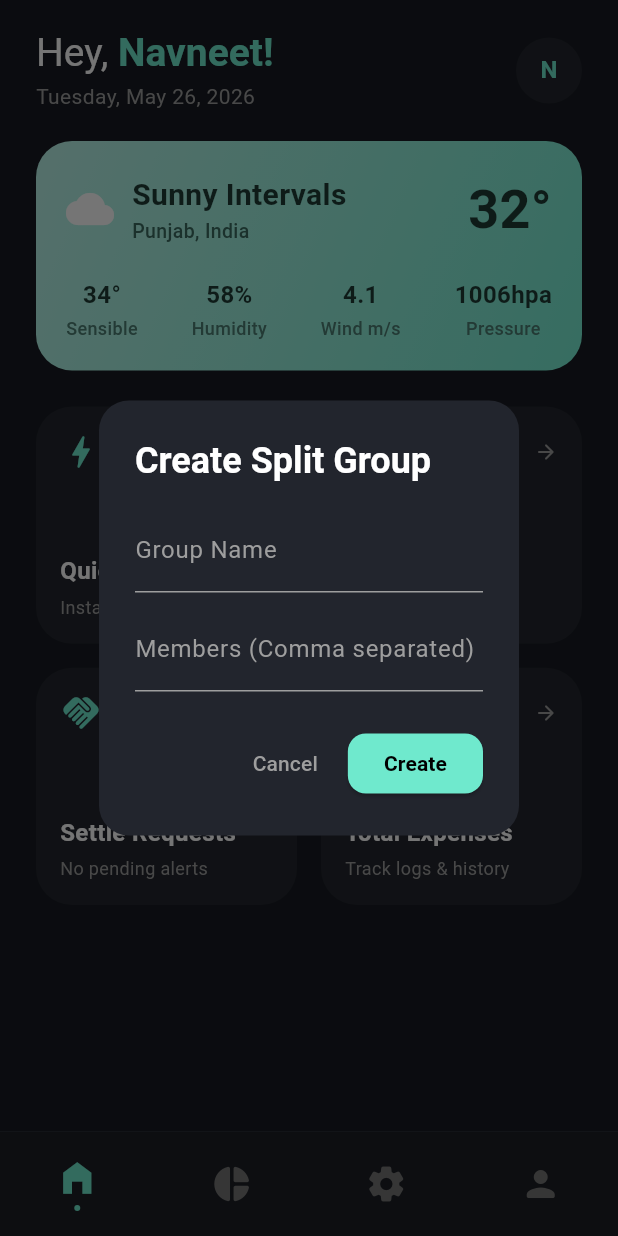
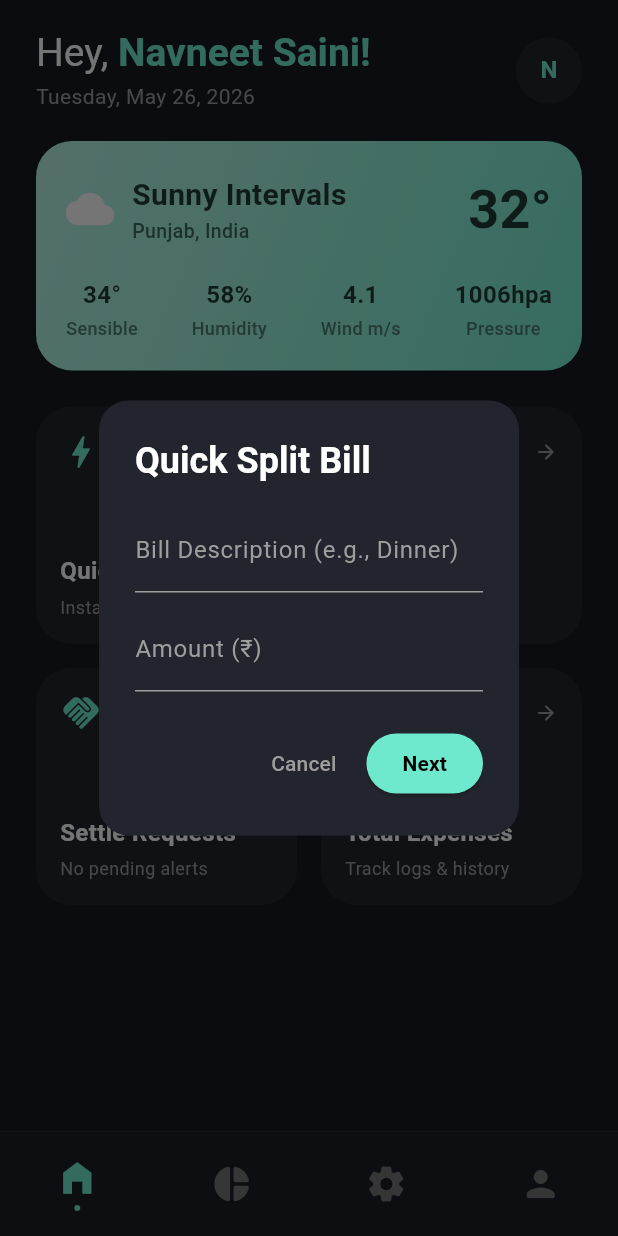
Before and after one commit to navneetsaini027/utilixa, a Flutter app: the DashboardView screen opened directly, after a tap on "Quick Split", on a phone screen of 412 x 824 dp. Run offline on Flutter 3.47's test engine with Material 3 defaults, Android fonts, the phone set to English and light mode, and no system bars; our stand-ins replace google_sign_in.

Commit message:
fix: Resolve GoogleSignIn null-safety casting bugs and complete full premium dark theme integration across all view screens

```diff
--- a/lib/views/dashboard_view.dart
+++ b/lib/views/dashboard_view.dart
@@ -15,8 +15,7 @@ class _DashboardViewState extends State<DashboardView> {
   final GoogleSignIn _googleSignIn = GoogleSignIn();
   int _currentTab = 0;
 
-  // Local state for profile details
-  String _userName = 'Navneet';
+  String _userName = 'Navneet Saini';
   String _userEmail = 'navneet@gmail.com';
   String? _userPhotoUrl;
   String _currentDate = '';
@@ -25,17 +24,21 @@ class _DashboardViewState extends State<DashboardView> {
   void initState() {
     super.initState();
     _currentDate = DateFormat('EEEE, MMM dd, yyyy').format(DateTime.now());
-    _loadUserData();
+    _syncGoogleAccount();
   }
 
-  // Real data fetch from existing Google Sign-In instance
-  void _loadUserData() {
-    final GoogleSignInAccount? account = _googleSignIn.currentUser;
-    if (account != null) {
+  // Pure Null-Safe execution using conditional member access directly
+  void _syncGoogleAccount() async {
+    GoogleSignInAccount? currentAccount = _googleSignIn.currentUser;
+    if (currentAccount == null) {
+      currentAccount = await _googleSignIn.signInSilently();
+    }
+
+    if (currentAccount != null) {
       setState(() {
-        _userName = account.displayName ?? 'Navneet';
-        _userEmail = account.email;
-        _userPhotoUrl = account.photoUrl;
+        _userName = currentAccount?.displayName ?? 'Navneet Saini';
+        _userEmail = currentAccount?.email ?? 'navneet@gmail.com';
+        _userPhotoUrl = currentAccount?.photoUrl;
       });
     }
   }
@@ -113,6 +116,97 @@ class _DashboardViewState extends State<DashboardView> {
     );
   }
 
+  void _showQuickSplitDialog() {
+    final amountController = TextEditingController();
+    final descController = TextEditingController();
+
+    showDialog(
+      context: context,
+      builder: (context) => AlertDialog(
+        backgroundColor: const Color(0xFF22252D),
+        shape: RoundedRectangleBorder(borderRadius: BorderRadius.circular(20)),
+        title: const Text('Quick Split Bill', style: TextStyle(color: Colors.white, fontWeight: FontWeight.bold)),
+        content: Column(
+          mainAxisSize: MainAxisSize.min,
+          children: [
+            TextField(
+              controller: descController,
+              style: const TextStyle(color: Colors.white),
+              decoration: const InputDecoration(
+                labelText: 'Bill Description (e.g., Dinner)',
+                labelStyle: TextStyle(color: Colors.grey),
+                enabledBorder: UnderlineInputBorder(borderSide: BorderSide(color: Colors.grey)),
+              ),
+            ),
+            const SizedBox(height: 10),
+            TextField(
+              controller: amountController,
+              keyboardType: TextInputType.number,
+              style: const TextStyle(color: Colors.white),
+              decoration: const InputDecoration(
+                labelText: 'Amount (₹)',
+                labelStyle: TextStyle(color: Colors.grey),
+                enabledBorder: UnderlineInputBorder(borderSide: BorderSide(color: Colors.grey)),
+              ),
+            ),
+          ],
+        ),
+        actions: [
+          TextButton(onPressed: () => Navigator.pop(context), child: const Text('Cancel', style: TextStyle(color: Colors.grey))),
+          ElevatedButton(
+            style: ElevatedButton.styleFrom(backgroundColor: const Color(0xFF6FE9CD)),
+            onPressed: () {
+              final amt = double.tryParse(amountController.text) ?? 0;
+              final desc = descController.text.trim();
+              if (amt > 0 && desc.isNotEmpty) {
+                Navigator.pop(context);
+                _showGroupSelectionForQuickSplit(desc, amt);
+              }
+            },
+            child: const Text('Next', style: TextStyle(color: Colors.black, fontWeight: FontWeight.bold)),
+          ),
+        ],
+      ),
+    );
+  }
+
+  void _showGroupSelectionForQuickSplit(String description, double amount) {
+    showDialog(
+      context: context,
+      builder: (context) => AlertDialog(
+        backgroundColor: const Color(0xFF22252D),
+        shape: RoundedRectangleBorder(borderRadius: BorderRadius.circular(20)),
+        title: const Text('Select Target Group', style: TextStyle(color: Colors.white, fontWeight: FontWeight.bold)),
+        content: SizedBox(
+          width: double.maxFinite,
+          child: ListView.builder(
+            shrinkWrap: true,
+            itemCount: SplitService.activeGroups.length,
+            itemBuilder: (context, index) {
+              final group = SplitService.activeGroups[index];
+              return ListTile(
+                leading: const Icon(Icons.group_rounded, color: Color(0xFF6FE9CD)),
+                title: Text(group.name, style: const TextStyle(color: Colors.white)),
+                onTap: () {
+                  setState(() {
+                    SplitService.addExpense(group.id, description, amount, 'You');
+                  });
+                  Navigator.pop(context);
+                  ScaffoldMessenger.of(context).showSnackBar(
+                    SnackBar(
+                      content: Text('₹$amount added to ${group.name} successfully!'),
+                      backgroundColor: const Color(0xFF1C1F26),
+                    ),
+                  );
+                },
+              );
+            },
+          ),
+        ),
+      ),
+    );
+  }
+
   @override
   Widget build(BuildContext context) {
     return Scaffold(
@@ -120,7 +214,6 @@ class _DashboardViewState extends State<DashboardView> {
       body: SafeArea(
         child: Column(
           children: [
-            // Top Custom Header (Real Name & Real Date)
             Padding(
               padding: const EdgeInsets.symmetric(horizontal: 24.0, vertical: 20.0),
               child: Row(
@@ -142,13 +235,9 @@ class _DashboardViewState extends State<DashboardView> {
                         ),
                       ),
                       const SizedBox(height: 4),
-                      Text(
-                        _currentDate,
-                        style: const TextStyle(color: Colors.grey, fontSize: 14),
-                      ),
+                      Text(_currentDate, style: const TextStyle(color: Colors.grey, fontSize: 14)),
                     ],
                   ),
-                  // User Profile Avatar on Top Right
                   CircleAvatar(
                     radius: 22,
                     backgroundColor: const Color(0xFF22252D),
@@ -158,8 +247,6 @@ class _DashboardViewState extends State<DashboardView> {
                 ],
               ),
             ),
-
-            // Tabs Layout Views Switcher
             Expanded(
               child: IndexedStack(
                 index: _currentTab,
@@ -167,14 +254,13 @@ class _DashboardViewState extends State<DashboardView> {
                   _buildHomeTab(),
                   _buildSplitwiseLedgerTab(),
                   _buildSettingsTab(),
-                  _buildAccountTab(_userName, _userEmail, _userPhotoUrl),
+                  _buildAccountTab(),
                 ],
               ),
             ),
           ],
         ),
       ),
-      // Bottom Navigation Bar
       bottomNavigationBar: Container(
         height: 70,
         decoration: const BoxDecoration(
@@ -194,13 +280,11 @@ class _DashboardViewState extends State<DashboardView> {
     );
   }
 
-  // --- TAB 1: REAL HOME DASHBOARD WITH SPLIT FEATURES ---
   Widget _buildHomeTab() {
     return ListView(
       physics: const BouncingScrollPhysics(),
       padding: const EdgeInsets.symmetric(horizontal: 24.0),
       children: [
-        // Premium Linear Gradient Weather Card
         Container(
           padding: const EdgeInsets.all(20),
           decoration: BoxDecoration(
@@ -241,8 +325,6 @@ class _DashboardViewState extends State<DashboardView> {
           ),
         ),
         const SizedBox(height: 24),
-
-        // Split Tiles Grid Layout (Exact Design Preserved)
         GridView.count(
           crossAxisCount: 2,
           shrinkWrap: true,
@@ -251,7 +333,7 @@ class _DashboardViewState extends State<DashboardView> {
           mainAxisSpacing: 16,
           childAspectRatio: 1.1,
           children: [
-            _buildSplitFeatureCard('Quick Split', 'Instant Bill Split', Icons.bolt_rounded, () => _showCreateGroupDialog()),
+            _buildSplitFeatureCard('Quick Split', 'Instant Bill Split', Icons.bolt_rounded, () => _showQuickSplitDialog()),
             _buildSplitFeatureCard('Active Groups', '${SplitService.activeGroups.length} Groups Live', Icons.group_rounded, () => setState(() => _currentTab = 1)),
             _buildSplitFeatureCard('Settle Requests', 'No pending alerts', Icons.handshake_rounded, () => setState(() => _currentTab = 1)),
             _buildSplitFeatureCard('Total Expenses', 'Track logs & history', Icons.analytics_rounded, () => setState(() => _currentTab = 2)),
@@ -262,7 +344,6 @@ class _DashboardViewState extends State<DashboardView> {
     );
   }
 
-  // --- TAB 2: GOOGLE PAY STYLE SPLITWISE LEDGER TAB ---
   Widget _buildSplitwiseLedgerTab() {
     return Column(
       children: [
@@ -333,7 +414,6 @@ class _DashboardViewState extends State<DashboardView> {
     );
   }
 
-  // --- TAB 3: SPLITWISE PRESETS SETTINGS TAB ---
   Widget _buildSettingsTab() {
     final settingsItems = [
       {'title': 'Theme Settings', 'sub': 'Dark Mode & Custom Accents', 'icon': Icons.palette_rounded},
@@ -357,19 +437,14 @@ class _DashboardViewState extends State<DashboardView> {
             title: Text(item['title'] as String, style: const TextStyle(color: Colors.white, fontWeight: FontWeight.bold)),
             subtitle: Text((item['sub'] ?? item['sn']) as String, style: const TextStyle(color: Colors.grey, fontSize: 12)),
             trailing: const Icon(Icons.arrow_forward_ios_rounded, color: Colors.grey, size: 14),
-            onTap: () {
-              ScaffoldMessenger.of(context).showSnackBar(
-                SnackBar(content: Text('${item['title']} clicked!'), backgroundColor: const Color(0xFF22252D)),
-              );
-            },
+            onTap: () {},
           ),
         );
       },
     );
   }
 
-  // --- TAB 4: REAL PROFILE ACCOUNT DETAILED PANEL ---
-  Widget _buildAccountTab(String name, String email, String? photoUrl) {
+  Widget _buildAccountTab() {
     return Padding(
       padding: const EdgeInsets.all(24.0),
       child: Column(
@@ -379,13 +454,13 @@ class _DashboardViewState extends State<DashboardView> {
           CircleAvatar(
             radius: 55,
             backgroundColor: const Color(0xFF22252D),
-            backgroundImage: photoUrl != null ? NetworkImage(photoUrl) : null,
-            child: photoUrl == null ? Text(name[0].toUpperCase(), style: const TextStyle(color: Color(0xFF6FE9CD), fontSize: 36, fontWeight: FontWeight.bold)) : null,
+            backgroundImage: _userPhotoUrl != null ? NetworkImage(_userPhotoUrl!) : null,
+            child: _userPhotoUrl == null ? Text(_userName[0].toUpperCase(), style: const TextStyle(color: Color(0xFF6FE9CD), fontSize: 36, fontWeight: FontWeight.bold)) : null,
           ),
           const SizedBox(height: 16),
-          Text(name, style: const TextStyle(color: Colors.white, fontSize: 24, fontWeight: FontWeight.bold)),
+          Text(_userName, style: const TextStyle(color: Colors.white, fontSize: 24, fontWeight: FontWeight.bold)),
           const SizedBox(height: 6),
-          Text(email, style: const TextStyle(color: Colors.grey, fontSize: 14)),
+          Text(_userEmail, style: const TextStyle(color: Colors.grey, fontSize: 14)),
           const SizedBox(height: 30),
           const Divider(color: Color(0xFF2C303B)),
           const Spacer(),
@@ -408,7 +483,6 @@ class _DashboardViewState extends State<DashboardView> {
     );
   }
 
-  // Auxiliary Layout Helpers
   List<Widget> _buildWeatherMetrics() {
     final metrics = [
       {'val': '34°', 'label': 'Sensible'},
--- a/pubspec.yaml
+++ b/pubspec.yaml
@@ -12,7 +12,7 @@ dependencies:
     sdk: flutter
 
   # Localization & Real-time Date/Time Engine for Carbon Dashboard
-  intl: ^0.19.0
+  intl: ^0.20.2
 
   # Authenticator ecosystem modules
   google_sign_in: ^6.2.1
```
Also changed, not shown: lib/views/add_expense_view.dart (+24 -10 lines), lib/views/group_details_view.dart (+33 -22 lines), pubspec.lock.
